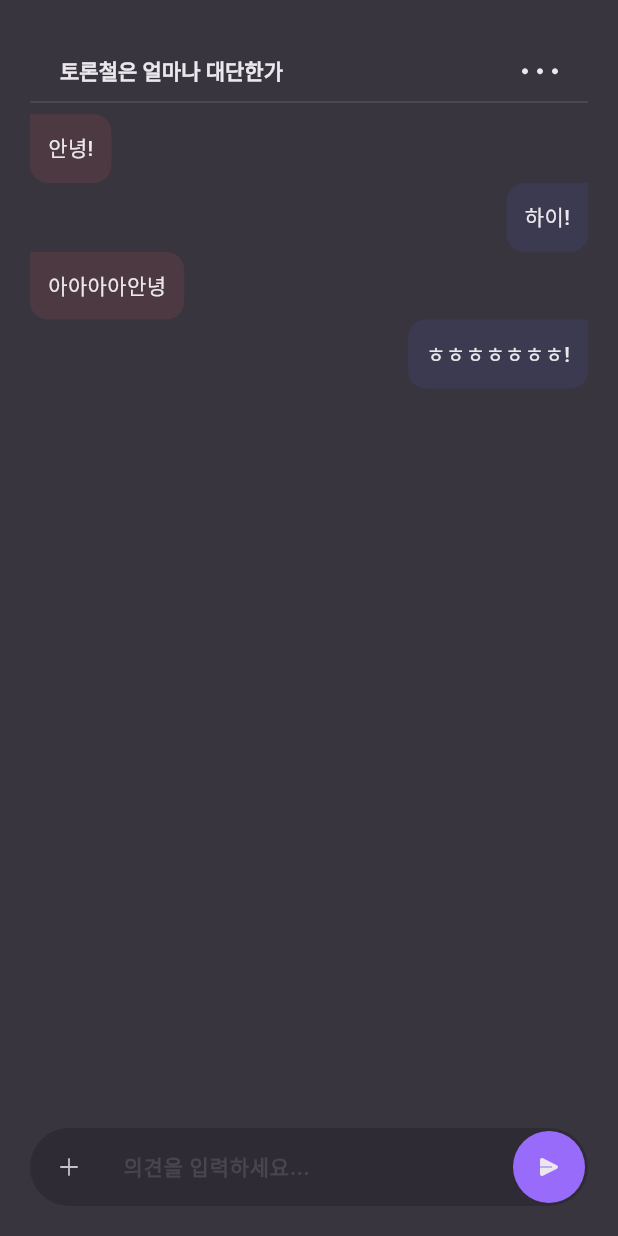
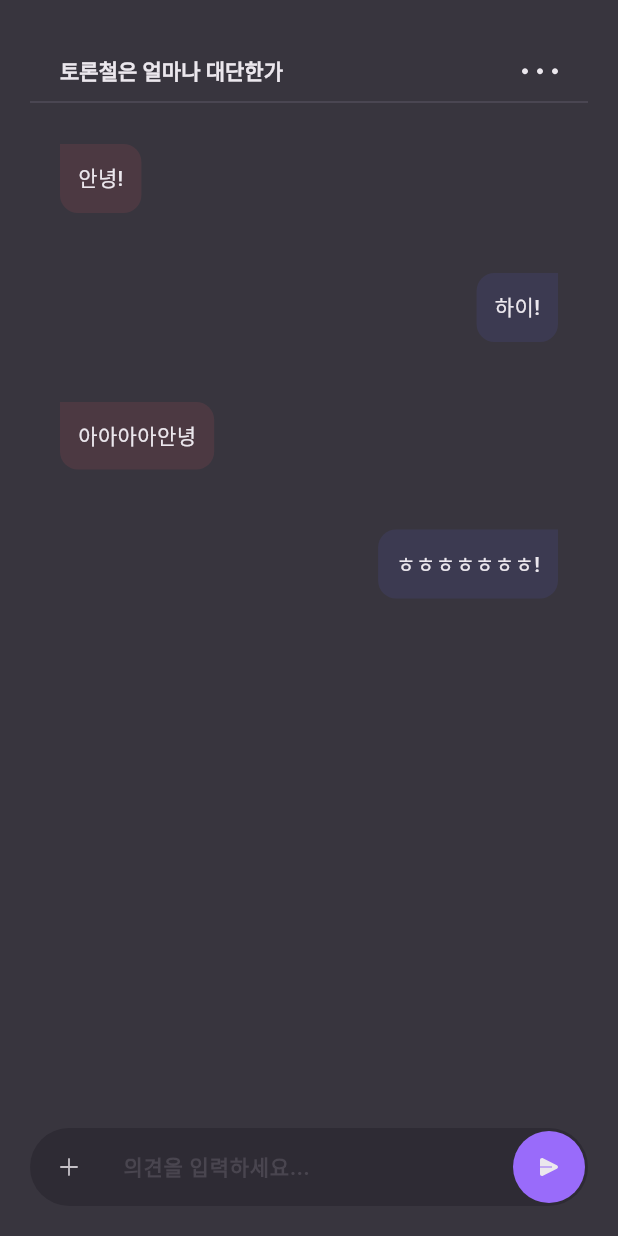
Before and after one commit to Debate-Season/DebateSeason_Frontend_V1, a Flutter app: the ChatRoomScreen screen opened by its route, on a phone screen of 412 x 824 dp. Run offline on Flutter 3.47's test engine with Material 3 defaults, Android fonts, the phone set to English and light mode, and no system bars; our stand-ins replace firebase_core, flutter_dotenv, flutter_secure_storage, flutter_svg, get, logger and 1 more; missing offline and left inert: kakao_flutter_sdk_user, stomp_dart_client; accounts and stored records are empty; Roboto replaces fonts that are missing (Pretendard).

Commit message:
add #38 메세지버블 마진 추가

```diff
--- a/lib/features/chat/presentation/widgets/message_bubble.dart
+++ b/lib/features/chat/presentation/widgets/message_bubble.dart
@@ -25,6 +25,7 @@ class MessageBubble extends StatelessWidget {
     return Align(
       alignment: alignment,
       child: Container(
+        margin: Dimensions.all20,
         padding: Dimensions.all12,
         decoration: BoxDecoration(
           color: backgroundColor,
```
